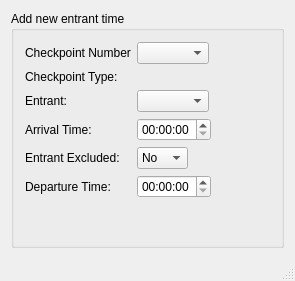
First picture: the form in Checkpoint Manager/CheckpointManager/checkpointmanager.ui, repository fewstera/CS22510, before the edit.
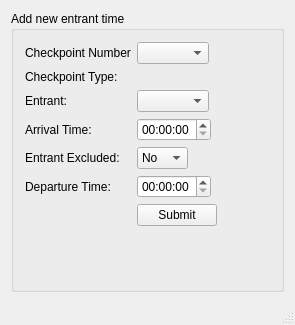
Second picture: the form after the edit.

```diff
--- a/Checkpoint Manager/CheckpointManager/checkpointmanager.ui
+++ b/Checkpoint Manager/CheckpointManager/checkpointmanager.ui
@@ -7,7 +7,7 @@
     <x>0</x>
     <y>0</y>
     <width>295</width>
-    <height>281</height>
+    <height>325</height>
    </rect>
   </property>
   <property name="windowTitle">
@@ -97,10 +97,10 @@
          <item row="6" column="1">
           <widget class="QTimeEdit" name="inptDTime"/>
          </item>
-         <item row="1" column="1">
-          <widget class="QLabel" name="lblCheckpointValue">
+         <item row="7" column="1">
+          <widget class="QPushButton" name="inptSubmit">
            <property name="text">
-            <string/>
+            <string>Submit</string>
            </property>
           </widget>
          </item>
@@ -111,6 +111,12 @@
          <property name="text">
           <string/>
          </property>
+         <property name="alignment">
+          <set>Qt::AlignHCenter|Qt::AlignTop</set>
+         </property>
+         <property name="wordWrap">
+          <bool>true</bool>
+         </property>
         </widget>
        </item>
       </layout>
```
Left out of the diff: 77 changed lines with no effect on the pictures.
